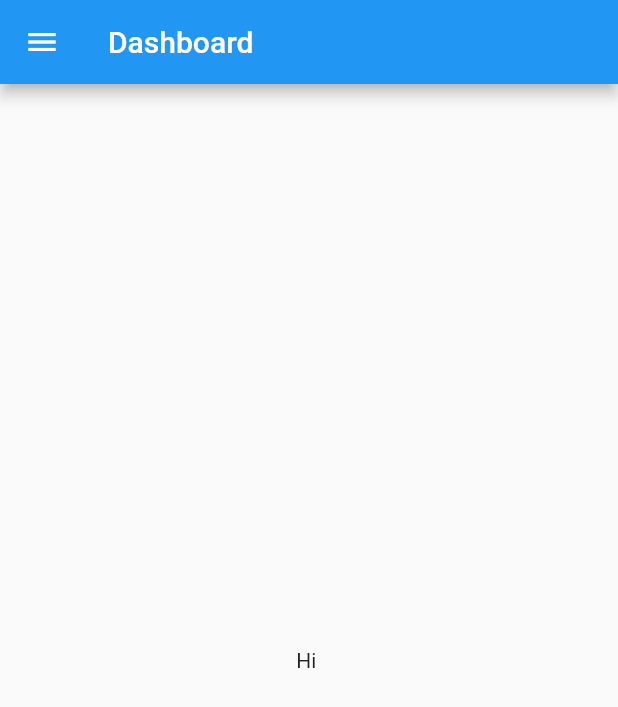
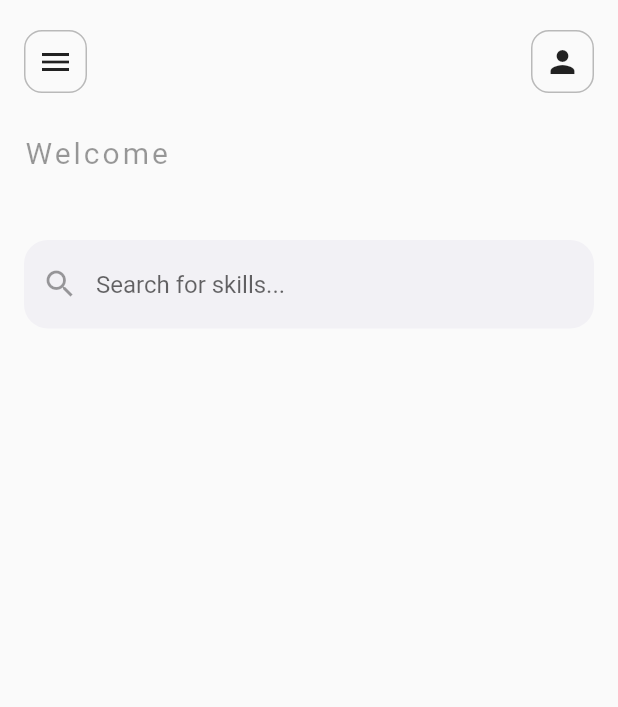
Before and after one commit to SharkFishDeveloper/SkillsShout, a Flutter app: the DashboardScreen screen opened directly, on a phone screen of 412 x 824 dp. Shown: the top 707 px of the screen. Run offline on Flutter 3.47's test engine with Material 2 defaults, Android fonts, the phone set to English and light mode, and no system bars; our stand-ins replace bloc, cloud_firestore, firebase_auth, firebase_core, flutter_bloc, flutter_riverpod; accounts and stored records are empty.

Commit message:
ui changes

```diff
--- a/reddit_june23/lib/features/auth/screens/login_screen.dart
+++ b/reddit_june23/lib/features/auth/screens/login_screen.dart
@@ -1,6 +1,7 @@
 import 'package:firebase_auth/firebase_auth.dart';
 import 'package:flutter/material.dart';
 import 'package:flutter_riverpod/flutter_riverpod.dart';
+import 'package:reddit_june23/features/dashboard/bloc/view/screens/dashboard_screen.dart';
 //import 'package:signin_login/firebase_auth.dart';
 
 import '../controller/auth_controller.dart';
@@ -82,10 +83,15 @@ class _EmailSignUpState extends ConsumerState<LoginScreen> {
               mainAxisAlignment: MainAxisAlignment.center,
               children: [
                 ElevatedButton(
-                  onPressed: () => ref
+                  onPressed: () { ref
                       .watch(authControllerProvider)
                       .loginWithEmail(emailController.text,
-                          passwordController.text, context),
+                          passwordController.text, context);
+                          Navigator.push(
+                        context,
+                        MaterialPageRoute(
+                            builder: (context) => const DashboardScreen()));
+                          },
                   style: ElevatedButton.styleFrom(
                     backgroundColor: Colors.grey,
                   ),
--- a/reddit_june23/lib/features/dashboard/bloc/view/screens/dashboard_screen.dart
+++ b/reddit_june23/lib/features/dashboard/bloc/view/screens/dashboard_screen.dart
@@ -2,6 +2,7 @@ import "package:flutter/material.dart";
 
 import "package:flutter_bloc/flutter_bloc.dart";
 import "../../../../user/bloc/user_bloc.dart";
+import "../widgets/search_text_field.dart";
 
 class DashboardScreen extends StatefulWidget {
   const DashboardScreen({super.key});
@@ -13,21 +14,95 @@ class DashboardScreen extends StatefulWidget {
 class _DashboardScreenState extends State<DashboardScreen> {
   @override
   Widget build(BuildContext context) {
-    return Scaffold(
-      appBar: AppBar(
-        title: const Text("Dashboard"),
+    return SafeArea(
+      child: Scaffold(
+        // appBar: AppBar(
+        //   title: const Text("Dashboard"),
+        // ),
+        body: Padding(
+          padding: const EdgeInsets.symmetric(horizontal: 16, vertical: 20),
+          child: BlocBuilder<UserBloc, UserState>(
+            builder: (context, state) {
+              return Column(
+                crossAxisAlignment: CrossAxisAlignment.start,
+                mainAxisAlignment: MainAxisAlignment.start,
+                children: [
+                  menuAndUserIconRow(),
+                  const SizedBox(
+                    height: 28,
+                  ),
+                  welcomeName(context, state),
+                  const SizedBox(
+                    height: 24,
+                  ),
+                  const SearchTextField(),
+                ],
+              );
+            },
+          ),
+        ),
+        drawer: const Drawer(),
       ),
-      body: Center(
-        child: BlocBuilder<UserBloc, UserState>(
-          builder: (context, state) {
-            if (state is UserStateData) {
-              return Text("Hi ${state.userModal.username}");
-            }
-            return const Text("Something bad happend");
-          },
+    );
+  }
+
+  Widget welcomeName(BuildContext context, UserState state) {
+    if (state is UserStateData) {
+      return RichText(
+        text: TextSpan(
+          children: [
+            TextSpan(
+              text: 'Welcome\n',
+              style: TextStyle(
+                letterSpacing: 2,
+                fontSize: 20,
+                // fontWeight: FontWeight.bold,
+                color: Colors.black.withOpacity(0.40),
+              ),
+            ),
+            TextSpan(
+              text: state.userModal.username,
+              style: const TextStyle(
+                letterSpacing: 2,
+                fontSize: 28,
+                fontWeight: FontWeight.w600,
+                color: Colors.black,
+              ),
+            )
+          ],
         ),
-      ),
-      drawer: const Drawer(),
+      );
+    }
+    return const Text("Welcome");
+  }
+
+  Widget menuAndUserIconRow() {
+    return Row(
+      mainAxisAlignment: MainAxisAlignment.spaceBetween,
+      children: [
+        Container(
+          padding: const EdgeInsets.all(8),
+          decoration: BoxDecoration(
+            borderRadius: BorderRadius.circular(12),
+            border: Border.all(
+              color: Colors.black26,
+              width: 1.0,
+            ),
+          ),
+          child: const Icon(Icons.menu),
+        ),
+        Container(
+          padding: const EdgeInsets.all(8),
+          decoration: BoxDecoration(
+            borderRadius: BorderRadius.circular(12),
+            border: Border.all(
+              color: Colors.black26,
+              width: 1.0,
+            ),
+          ),
+          child: const Icon(Icons.person),
+        ),
+      ],
     );
   }
 }
--- /dev/null
+++ b/reddit_june23/lib/features/dashboard/bloc/view/widgets/search_text_field.dart
@@ -0,0 +1,27 @@
+import 'package:flutter/material.dart';
+
+class SearchTextField extends StatelessWidget {
+  const SearchTextField({
+    super.key,
+  });
+
+  @override
+  Widget build(BuildContext context) {
+    return TextField(
+      //controller: _searchController,
+      decoration: InputDecoration(
+        hintText: 'Search for skills...',
+        fillColor: const Color(0xFF5C469C).withOpacity(0.05),
+        filled: true,
+        border: OutlineInputBorder(
+          borderRadius: BorderRadius.circular(16.0),
+          borderSide: BorderSide.none,
+        ),
+        prefixIcon: const Icon(
+          Icons.search,
+          color: Colors.black38,
+        ),
+      ),
+    );
+  }
+}
--- a/reddit_june23/pubspec.yaml
+++ b/reddit_june23/pubspec.yaml
@@ -33,6 +33,7 @@ dependencies:
   firebase_auth: ^4.6.2
   firebase_core: ^2.13.1
   firebase_storage: ^11.2.2
+  google_fonts: ^5.0.0
   flutter:
     sdk: flutter
   flutter_riverpod: ^2.3.6
```
